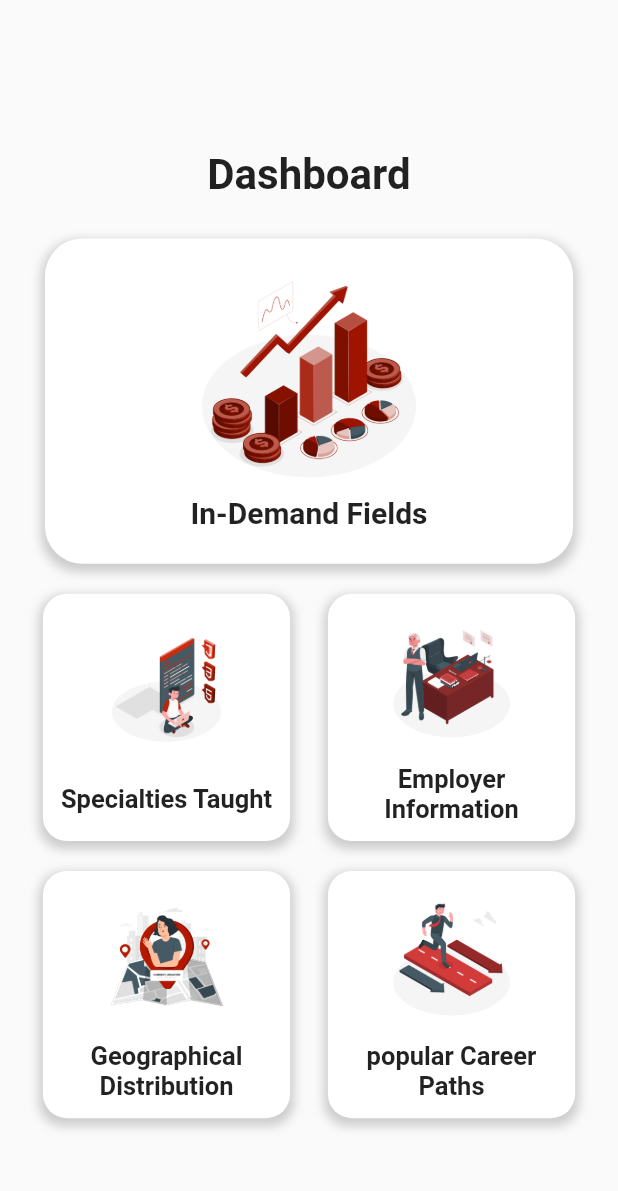
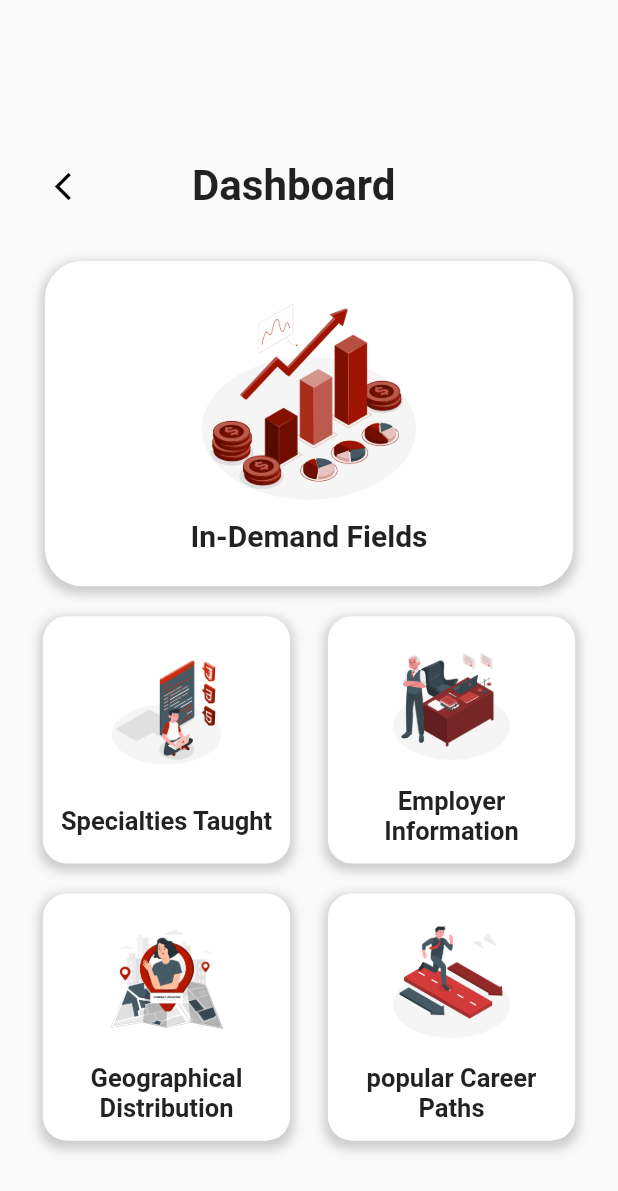
Before and after one commit to Houdalar/Esprit-Alumni-frontend, a Flutter app: the Dashboard screen opened directly, on a phone screen of 412 x 824 dp. Shown: the top 1191 px of the screen. Run offline on Flutter 3.47's test engine with Material 2 defaults, Android fonts, the phone set to English and light mode, and no system bars; our stand-ins replace charts_flutter, email_validator, emoji_picker_flutter, firebase_auth, firebase_core, fl_chart and 12 more; accounts and stored records are empty; Roboto replaces fonts that are missing (Mukta Malar).

Commit message:
adding back icons

```diff
--- a/lib/main.dart
+++ b/lib/main.dart
@@ -65,9 +65,6 @@ class MyApp extends StatelessWidget {
             page: () {
               return const SignupPage();
             }),
-        // GetPage(name: 'navigationBottom', page: (){
-        //   return const NavigationBottom();
-        // })
       ],
     );
   }
--- a/lib/view/screens/Profile/dashboard.dart
+++ b/lib/view/screens/Profile/dashboard.dart
@@ -1,3 +1,4 @@
+import 'package:esprit_alumni_frontend/view/components/design/app_colors.dart';
 import 'package:esprit_alumni_frontend/view/screens/Profile/specialties.dart';
 import 'package:flutter/material.dart';
 
@@ -21,9 +22,23 @@ class _DashboardState extends State<Dashboard> {
           children: [
             const SizedBox(height: 100.0),
             Row(
-              mainAxisAlignment: MainAxisAlignment.center,
-              children: const [
-                Text(
+              mainAxisAlignment: MainAxisAlignment.start,
+              children: [
+                Padding(
+                  padding: const EdgeInsets.only(left: 18.0),
+                  child: IconButton(
+                    onPressed: () {
+                      Navigator.pop(context);
+                    },
+                    icon: const Icon(
+                      Icons.arrow_back_ios_new,
+                      size: 22,
+                      color: AppColors.black,
+                    ),
+                  ),
+                ),
+                const SizedBox(width: 62),
+                const Text(
                   'Dashboard',
                   style: TextStyle(
                       fontSize: 28.0,
```
Also changed, not shown: lib/view/screens/chat/messages_screen.dart (+22 -2 lines), lib/view/screens/chat/search_conversation.dart (+13 -1 lines), lib/view/screens/settings/settings.dart (+29 -6 lines).
